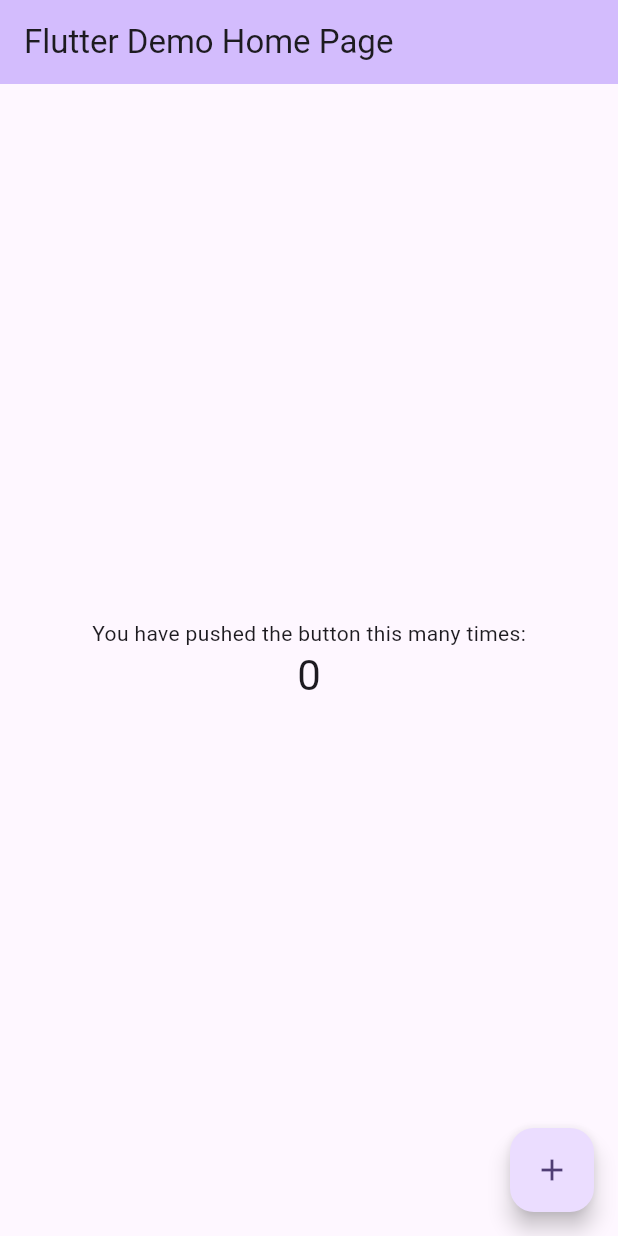
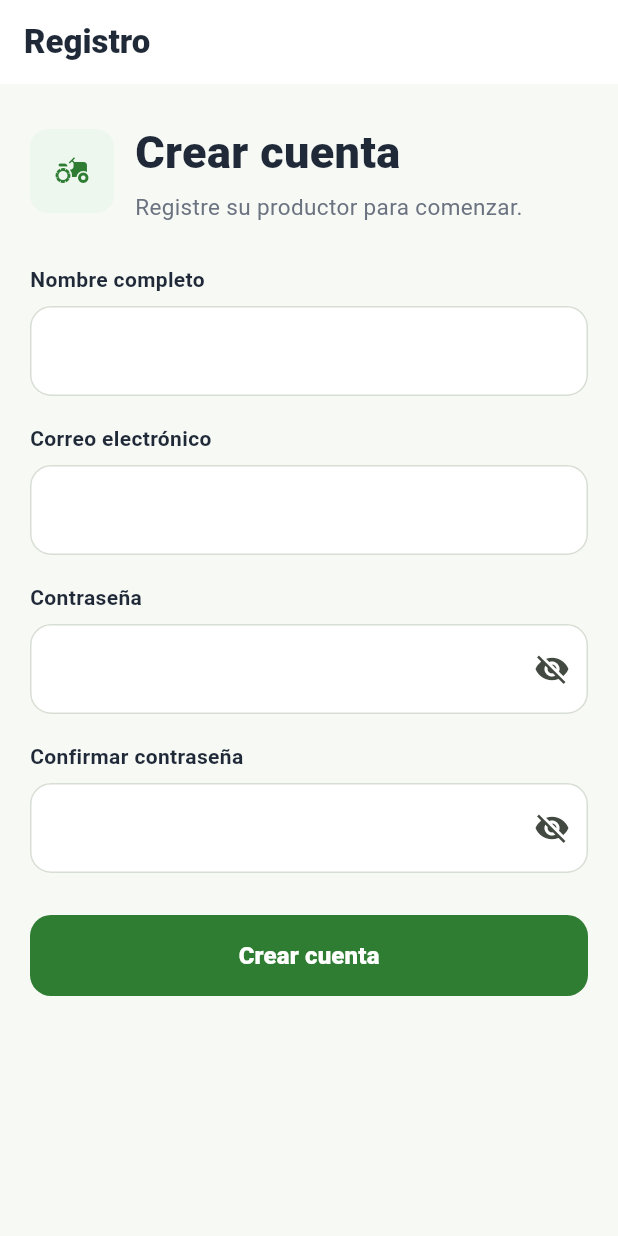
Before and after one commit to urquijo1234/agrotrack, a Flutter app: the screen it shows after launch, on a phone screen of 412 x 824 dp. Run offline on Flutter 3.47's test engine with Material 3 defaults, Android fonts, the phone set to English and light mode, and no system bars; our stand-ins replace firebase_auth, firebase_core; accounts and stored records are empty.

Commit message:
feat(auth): implementación registro con Firebase Auth
- Pantalla de registro
- Validaciones de formulario
- Integración con Firebase Auth
- Manejo de errores
- Navegación post-registro

```diff
--- /dev/null
+++ b/mobile_app/lib/features/auth/data/repositories/auth_repository.dart
@@ -0,0 +1,19 @@
+import 'package:firebase_auth/firebase_auth.dart';
+import '../services/auth_service.dart';
+
+class AuthRepository {
+  final AuthService _authService;
+
+  AuthRepository({AuthService? authService})
+      : _authService = authService ?? AuthService();
+
+  Future<UserCredential> register({
+    required String email,
+    required String password,
+  }) async {
+    return await _authService.registerWithEmailAndPassword(
+      email: email,
+      password: password,
+    );
+  }
+}
--- /dev/null
+++ b/mobile_app/lib/features/auth/data/services/auth_service.dart
@@ -0,0 +1,18 @@
+import 'package:firebase_auth/firebase_auth.dart';
+
+class AuthService {
+  final FirebaseAuth _firebaseAuth;
+
+  AuthService({FirebaseAuth? firebaseAuth})
+      : _firebaseAuth = firebaseAuth ?? FirebaseAuth.instance;
+
+  Future<UserCredential> registerWithEmailAndPassword({
+    required String email,
+    required String password,
+  }) async {
+    return await _firebaseAuth.createUserWithEmailAndPassword(
+      email: email.trim(),
+      password: password,
+    );
+  }
+}
--- /dev/null
+++ b/mobile_app/lib/features/auth/presentation/pages/register_page.dart
@@ -0,0 +1,298 @@
+import 'package:firebase_auth/firebase_auth.dart';
+import 'package:flutter/material.dart';
+import '../../data/repositories/auth_repository.dart';
+import '../widgets/auth_text_field.dart';
+
+class RegisterPage extends StatefulWidget {
+  const RegisterPage({super.key});
+
+  @override
+  State<RegisterPage> createState() => _RegisterPageState();
+}
+
+class _RegisterPageState extends State<RegisterPage> {
+  final _formKey = GlobalKey<FormState>();
+  final _repository = AuthRepository();
+
+  final _fullNameController = TextEditingController();
+  final _emailController = TextEditingController();
+  final _passwordController = TextEditingController();
+  final _confirmPasswordController = TextEditingController();
+
+  bool _isLoading = false;
+  bool _obscurePassword = true;
+  bool _obscureConfirmPassword = true;
+
+  @override
+  void dispose() {
+    _fullNameController.dispose();
+    _emailController.dispose();
+    _passwordController.dispose();
+    _confirmPasswordController.dispose();
+    super.dispose();
+  }
+
+  String? _validateFullName(String? value) {
+    if (value == null || value.trim().isEmpty) {
+      return 'Ingrese su nombre completo';
+    }
+    if (value.trim().length < 3) {
+      return 'El nombre debe tener al menos 3 caracteres';
+    }
+    return null;
+  }
+
+  String? _validateEmail(String? value) {
+    if (value == null || value.trim().isEmpty) {
+      return 'Ingrese su correo electrónico';
+    }
+
+    final emailRegex = RegExp(r'^[^@\s]+@[^@\s]+\.[^@\s]+$');
+    if (!emailRegex.hasMatch(value.trim())) {
+      return 'Ingrese un correo válido';
+    }
+
+    return null;
+  }
+
+  String? _validatePassword(String? value) {
+    if (value == null || value.isEmpty) {
+      return 'Ingrese una contraseña';
+    }
+    if (value.length < 6) {
+      return 'La contraseña debe tener al menos 6 caracteres';
+    }
+    return null;
+  }
+
+  String? _validateConfirmPassword(String? value) {
+    if (value == null || value.isEmpty) {
+      return 'Confirme su contraseña';
+    }
+    if (value != _passwordController.text) {
+      return 'Las contraseñas no coinciden';
+    }
+    return null;
+  }
+
+  Future<void> _submit() async {
+    FocusScope.of(context).unfocus();
+
+    if (!_formKey.currentState!.validate()) return;
+
+    setState(() => _isLoading = true);
+
+    try {
+      await _repository.register(
+        email: _emailController.text,
+        password: _passwordController.text,
+      );
+
+      if (!mounted) return;
+
+      ScaffoldMessenger.of(context).showSnackBar(
+        const SnackBar(
+          content: Text('Cuenta creada correctamente'),
+        ),
+      );
+
+      Navigator.pushReplacementNamed(context, '/dashboard');
+    } on FirebaseAuthException catch (e) {
+      if (!mounted) return;
+
+      String message = 'No fue posible completar el registro';
+
+      switch (e.code) {
+        case 'email-already-in-use':
+          message = 'Este correo ya está registrado';
+          break;
+        case 'invalid-email':
+          message = 'El correo electrónico no es válido';
+          break;
+        case 'weak-password':
+          message = 'La contraseña es demasiado débil';
+          break;
+        case 'network-request-failed':
+          message = 'Sin conexión. Verifique su red e intente de nuevo';
+          break;
+        default:
+          message = 'Ocurrió un error al crear la cuenta';
+      }
+
+      ScaffoldMessenger.of(context).showSnackBar(
+        SnackBar(content: Text(message)),
+      );
+    } catch (_) {
+      if (!mounted) return;
+
+      ScaffoldMessenger.of(context).showSnackBar(
+        const SnackBar(
+          content: Text('Ocurrió un error inesperado'),
+        ),
+      );
+    } finally {
+      if (mounted) {
+        setState(() => _isLoading = false);
+      }
+    }
+  }
+
+  @override
+  Widget build(BuildContext context) {
+    const primary = Color(0xFF2E7D32);
+    const bg = Color(0xFFF7F9F5);
+    const text = Color(0xFF1F2937);
+    const softText = Color(0xFF6B7280);
+
+    return Scaffold(
+      backgroundColor: bg,
+      appBar: AppBar(
+        elevation: 0,
+        backgroundColor: Colors.white,
+        foregroundColor: text,
+        title: const Text(
+          'Registro',
+          style: TextStyle(fontWeight: FontWeight.w800),
+        ),
+      ),
+      body: SafeArea(
+        child: SingleChildScrollView(
+          padding: const EdgeInsets.fromLTRB(20, 24, 20, 24),
+          child: Form(
+            key: _formKey,
+            child: Column(
+              crossAxisAlignment: CrossAxisAlignment.start,
+              children: [
+                Row(
+                  children: [
+                    Container(
+                      width: 56,
+                      height: 56,
+                      decoration: BoxDecoration(
+                        color: const Color(0xFFEDF7EE),
+                        borderRadius: BorderRadius.circular(12),
+                      ),
+                      child: const Icon(Icons.agriculture, color: primary),
+                    ),
+                    const SizedBox(width: 14),
+                    const Expanded(
+                      child: Column(
+                        crossAxisAlignment: CrossAxisAlignment.start,
+                        children: [
+                          Text(
+                            'Crear cuenta',
+                            style: TextStyle(
+                              fontSize: 30,
+                              fontWeight: FontWeight.w800,
+                              color: text,
+                            ),
+                          ),
+                          SizedBox(height: 4),
+                          Text(
+                            'Registre su productor para comenzar.',
+                            style: TextStyle(
+                              fontSize: 15,
+                              color: softText,
+                            ),
+                          ),
+                        ],
+                      ),
+                    ),
+                  ],
+                ),
+                const SizedBox(height: 28),
+
+                AuthTextField(
+                  label: 'Nombre completo',
+                  controller: _fullNameController,
+                  hintText: '',
+                  validator: _validateFullName,
+                ),
+                const SizedBox(height: 18),
+
+                AuthTextField(
+                  label: 'Correo electrónico',
+                  controller: _emailController,
+                  hintText: '',
+                  keyboardType: TextInputType.emailAddress,
+                  validator: _validateEmail,
+                ),
+                const SizedBox(height: 18),
+
+                AuthTextField(
+                  label: 'Contraseña',
+                  controller: _passwordController,
+                  hintText: '',
+                  obscureText: _obscurePassword,
+                  validator: _validatePassword,
+                  suffixIcon: IconButton(
+                    onPressed: () {
+                      setState(() => _obscurePassword = !_obscurePassword);
+                    },
+                    icon: Icon(
+                      _obscurePassword
+                          ? Icons.visibility_off
+                          : Icons.visibility,
+                    ),
+                  ),
+                ),
+                const SizedBox(height: 18),
+
+                AuthTextField(
+                  label: 'Confirmar contraseña',
+                  controller: _confirmPasswordController,
+                  hintText: '',
+                  obscureText: _obscureConfirmPassword,
+                  validator: _validateConfirmPassword,
+                  suffixIcon: IconButton(
+                    onPressed: () {
+                      setState(() => _obscureConfirmPassword = !_obscureConfirmPassword);
+                    },
+                    icon: Icon(
+                      _obscureConfirmPassword
+                          ? Icons.visibility_off
+                          : Icons.visibility,
+                    ),
+                  ),
+                ),
+                const SizedBox(height: 28),
+
+                SizedBox(
+                  width: double.infinity,
+                  height: 54,
+                  child: ElevatedButton(
+                    onPressed: _isLoading ? null : _submit,
+                    style: ElevatedButton.styleFrom(
+                      backgroundColor: primary,
+                      foregroundColor: Colors.white,
+                      elevation: 0,
+                      shape: RoundedRectangleBorder(
+                        borderRadius: BorderRadius.circular(14),
+                      ),
+                    ),
+                    child: _isLoading
+                        ? const SizedBox(
+                            width: 22,
+                            height: 22,
+                            child: CircularProgressIndicator(
+                              strokeWidth: 2.4,
+                              color: Colors.white,
+                            ),
+                          )
+                        : const Text(
+                            'Crear cuenta',
+                            style: TextStyle(
+                              fontSize: 16,
+                              fontWeight: FontWeight.w800,
+                            ),
+                          ),
+                  ),
+                ),
+              ],
+            ),
+          ),
+        ),
+      ),
+    );
+  }
+}
--- /dev/null
+++ b/mobile_app/lib/features/auth/presentation/widgets/auth_text_field.dart
@@ -0,0 +1,72 @@
+import 'package:flutter/material.dart';
+
+class AuthTextField extends StatelessWidget {
+  final String label;
+  final String? hintText;
+  final TextEditingController controller;
+  final TextInputType keyboardType;
+  final bool obscureText;
+  final String? Function(String?)? validator;
+  final Widget? suffixIcon;
+
+  const AuthTextField({
+    super.key,
+    required this.label,
+    required this.controller,
+    this.hintText,
+    this.keyboardType = TextInputType.text,
+    this.obscureText = false,
+    this.validator,
+    this.suffixIcon,
+  });
+
+  @override
+  Widget build(BuildContext context) {
+    final border = OutlineInputBorder(
+      borderRadius: BorderRadius.circular(14),
+      borderSide: const BorderSide(color: Color(0xFFD7DED3)),
+    );
+
+    return Column(
+      crossAxisAlignment: CrossAxisAlignment.start,
+      children: [
+        Text(
+          label,
+          style: const TextStyle(
+            fontSize: 14,
+            fontWeight: FontWeight.w700,
+            color: Color(0xFF1F2937),
+          ),
+        ),
+        const SizedBox(height: 8),
+        TextFormField(
+          controller: controller,
+          keyboardType: keyboardType,
+          obscureText: obscureText,
+          validator: validator,
+          decoration: InputDecoration(
+            hintText: hintText,
+            filled: true,
+            fillColor: Colors.white,
+            contentPadding: const EdgeInsets.symmetric(
+              horizontal: 16,
+              vertical: 18,
+            ),
+            border: border,
+            enabledBorder: border,
+            focusedBorder: border.copyWith(
+              borderSide: const BorderSide(color: Color(0xFF2E7D32), width: 1.4),
+            ),
+            errorBorder: border.copyWith(
+              borderSide: const BorderSide(color: Colors.red),
+            ),
+            focusedErrorBorder: border.copyWith(
+              borderSide: const BorderSide(color: Colors.red, width: 1.4),
+            ),
+            suffixIcon: suffixIcon,
+          ),
+        ),
+      ],
+    );
+  }
+}
--- a/mobile_app/lib/main.dart
+++ b/mobile_app/lib/main.dart
@@ -1,121 +1,59 @@
+import 'package:firebase_core/firebase_core.dart';
 import 'package:flutter/material.dart';
+import 'features/auth/presentation/pages/register_page.dart';
+import 'firebase_options.dart';
 
-void main() {
-  runApp(const MyApp());
+Future<void> main() async {
+  WidgetsFlutterBinding.ensureInitialized();
+
+  await Firebase.initializeApp(
+    options: DefaultFirebaseOptions.currentPlatform,
+  );
+
+  runApp(const AgroTrackApp());
 }
 
-class MyApp extends StatelessWidget {
-  const MyApp({super.key});
+class AgroTrackApp extends StatelessWidget {
+  const AgroTrackApp({super.key});
 
-  // This widget is the root of your application.
   @override
   Widget build(BuildContext context) {
     return MaterialApp(
-      title: 'Flutter Demo',
+      title: 'AgroTrack',
+      debugShowCheckedModeBanner: false,
       theme: ThemeData(
-        // This is the theme of your application.
-        //
-        // TRY THIS: Try running your application with "flutter run". You'll see
-        // the application has a purple toolbar. Then, without quitting the app,
-        // try changing the seedColor in the colorScheme below to Colors.green
-        // and then invoke "hot reload" (save your changes or press the "hot
-        // reload" button in a Flutter-supported IDE, or press "r" if you used
-        // the command line to start the app).
-        //
-        // Notice that the counter didn't reset back to zero; the application
-        // state is not lost during the reload. To reset the state, use hot
-        // restart instead.
-        //
-        // This works for code too, not just values: Most code changes can be
-        // tested with just a hot reload.
-        colorScheme: .fromSeed(seedColor: Colors.deepPurple),
+        colorScheme: ColorScheme.fromSeed(
+          seedColor: const Color(0xFF2E7D32),
+        ),
+        scaffoldBackgroundColor: const Color(0xFFF7F9F5),
+        useMaterial3: true,
       ),
-      home: const MyHomePage(title: 'Flutter Demo Home Page'),
+      home: const RegisterPage(),
+      routes: {
+        '/register': (context) => const RegisterPage(),
+        '/dashboard': (context) => const DashboardPlaceholderPage(),
+      },
     );
   }
 }
 
-class MyHomePage extends StatefulWidget {
-  const MyHomePage({super.key, required this.title});
-
-  // This widget is the home page of your application. It is stateful, meaning
-  // that it has a State object (defined below) that contains fields that affect
-  // how it looks.
-
-  // This class is the configuration for the state. It holds the values (in this
-  // case the title) provided by the parent (in this case the App widget) and
-  // used by the build method of the State. Fields in a Widget subclass are
-  // always marked "final".
-
-  final String title;
-
-  @override
-  State<MyHomePage> createState() => _MyHomePageState();
-}
-
-class _MyHomePageState extends State<MyHomePage> {
-  int _counter = 0;
-
-  void _incrementCounter() {
-    setState(() {
-      // This call to setState tells the Flutter framework that something has
-      // changed in this State, which causes it to rerun the build method below
-      // so that the display can reflect the updated values. If we changed
-      // _counter without calling setState(), then the build method would not be
-      // called again, and so nothing would appear to happen.
-      _counter++;
-    });
-  }
+class DashboardPlaceholderPage extends StatelessWidget {
+  const DashboardPlaceholderPage({super.key});
 
   @override
   Widget build(BuildContext context) {
-    // This method is rerun every time setState is called, for instance as done
-    // by the _incrementCounter method above.
-    //
-    // The Flutter framework has been optimized to make rerunning build methods
-    // fast, so that you can just rebuild anything that needs updating rather
-    // than having to individually change instances of widgets.
     return Scaffold(
       appBar: AppBar(
-        // TRY THIS: Try changing the color here to a specific color (to
-        // Colors.amber, perhaps?) and trigger a hot reload to see the AppBar
-        // change color while the other colors stay the same.
-        backgroundColor: Theme.of(context).colorScheme.inversePrimary,
-        // Here we take the value from the MyHomePage object that was created by
-        // the App.build method, and use it to set our appbar title.
-        title: Text(widget.title),
+        title: const Text('AgroTrack'),
       ),
-      body: Center(
-        // Center is a layout widget. It takes a single child and positions it
-        // in the middle of the parent.
-        child: Column(
-          // Column is also a layout widget. It takes a list of children and
-          // arranges them vertically. By default, it sizes itself to fit its
-          // children horizontally, and tries to be as tall as its parent.
-          //
-          // Column has various properties to control how it sizes itself and
-          // how it positions its children. Here we use mainAxisAlignment to
-          // center the children vertically; the main axis here is the vertical
-          // axis because Columns are vertical (the cross axis would be
-          // horizontal).
-          //
-          // TRY THIS: Invoke "debug painting" (choose the "Toggle Debug Paint"
-          // action in the IDE, or press "p" in the console), to see the
-          // wireframe for each widget.
-          mainAxisAlignment: .center,
-          children: [
-            const Text('You have pushed the button this many times:'),
-            Text(
-              '$_counter',
-              style: Theme.of(context).textTheme.headlineMedium,
-            ),
-          ],
+      body: const Center(
+        child: Text(
+          'Dashboard placeholder',
+          style: TextStyle(
+            fontSize: 18,
+            fontWeight: FontWeight.w600,
+          ),
         ),
-      ),
-      floatingActionButton: FloatingActionButton(
-        onPressed: _incrementCounter,
-        tooltip: 'Increment',
-        child: const Icon(Icons.add),
       ),
     );
   }
--- a/mobile_app/pubspec.yaml
+++ b/mobile_app/pubspec.yaml
@@ -35,6 +35,7 @@ dependencies:
   # Use with the CupertinoIcons class for iOS style icons.
   cupertino_icons: ^1.0.8
   firebase_core: ^4.5.0
+  firebase_auth: ^6.2.0
 
 dev_dependencies:
   flutter_test:
```
Also changed, not shown: mobile_app/lib/features/auth/domain/models/auth_user.dart (added), mobile_app/lib/features/auth/presentation/pages/login_page.dart (added), mobile_app/pubspec.lock, 4 other files.
